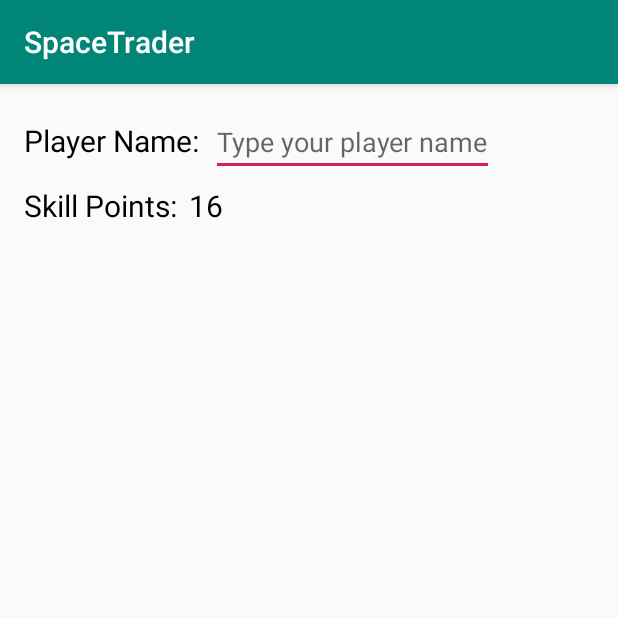
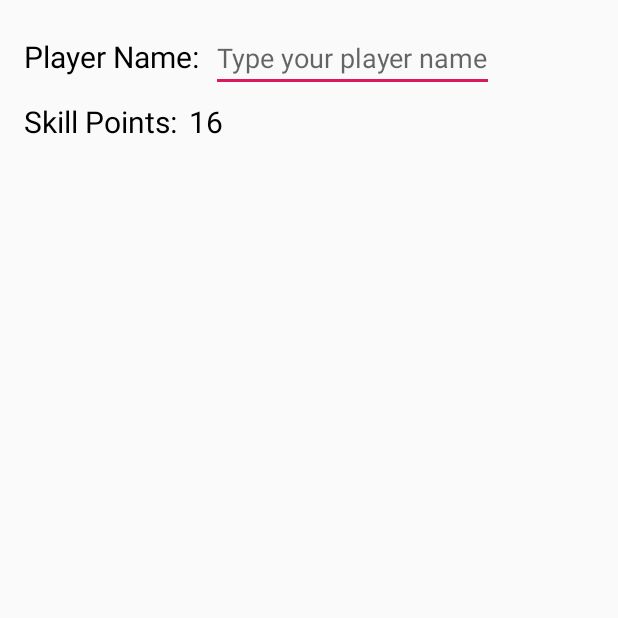
Before and after one commit to hwuiwon/SpaceTrader, an Android app: the ConfigurationActivity screen opened directly, with no data from a screen before it, on a phone screen of 412 x 824 dp, the top half of it. Run offline under Robolectric (Android 15) with nearby library versions, the phone set to English and light mode, and no system bars.

Commit message:
Changed back to NoActionBar theme to fix launch bug

```diff
--- a/app/src/main/AndroidManifest.xml
+++ b/app/src/main/AndroidManifest.xml
@@ -9,11 +9,11 @@
         android:roundIcon="@mipmap/ic_launcher_round"
         android:supportsRtl="true"
         android:theme="@style/AppTheme">
-        <activity android:name=".ConfigurationActivity" android:theme="@style/AppTheme"></activity>
+        <activity android:name=".ConfigurationActivity" android:theme="@style/AppTheme.NoActionBar"></activity>
         <activity
             android:name=".MainActivity"
             android:label="@string/app_name"
-            android:theme="@style/AppTheme">
+            android:theme="@style/AppTheme.NoActionBar">
             <intent-filter>
                 <action android:name="android.intent.action.MAIN" />
 
--- a/app/src/main/res/values/styles.xml
+++ b/app/src/main/res/values/styles.xml
@@ -8,6 +8,14 @@
         <item name="colorAccent">@color/colorAccent</item>
     </style>
 
+    <style name="AppTheme.NoActionBar">
+        <item name="windowActionBar">false</item>
+        <item name="windowNoTitle">true</item>
+        <item name="colorPrimary">@color/colorPrimary</item>
+        <item name="colorPrimaryDark">@color/colorPrimaryDark</item>
+        <item name="colorAccent">@color/colorAccent</item>
+    </style>
+
     <style name="AppTheme.AppBarOverlay" parent="ThemeOverlay.AppCompat.Dark.ActionBar" />
 
     <style name="AppTheme.PopupOverlay" parent="ThemeOverlay.AppCompat.Light" />
```
